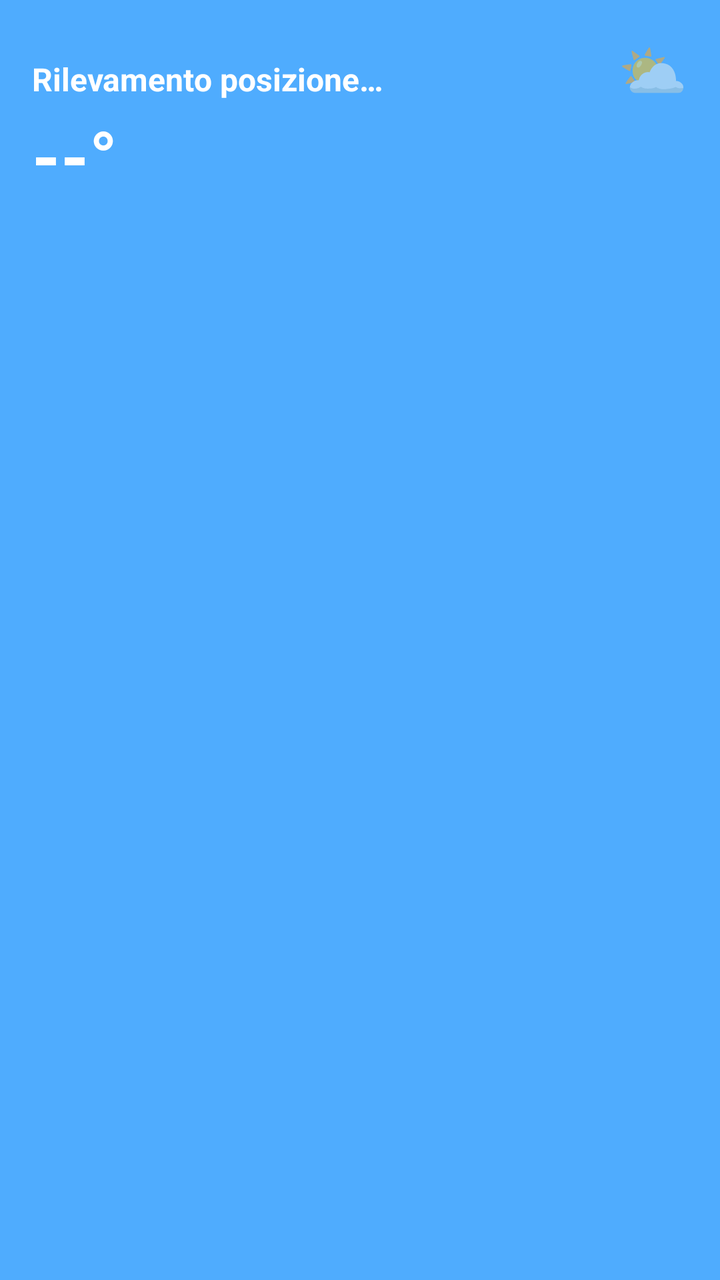
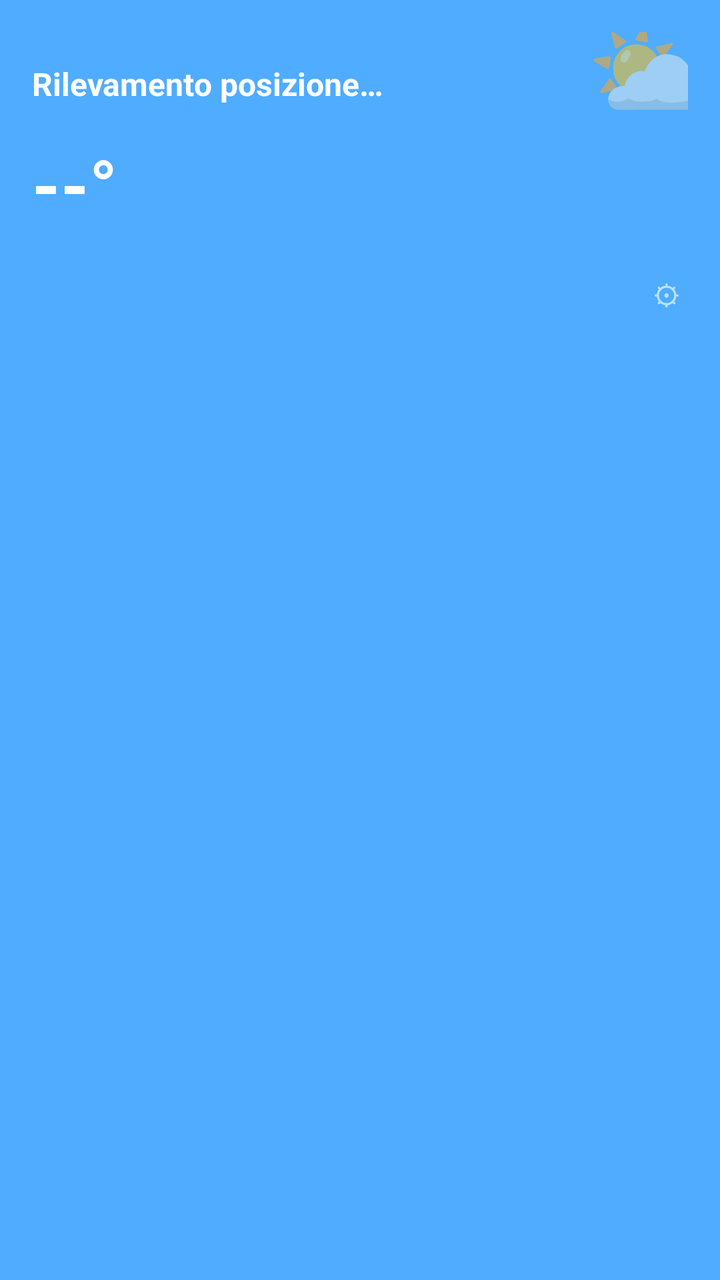

Screens rendered from an Android XML layout before and after an edit, with the pre-edit source and the edit as a unified diff.
<!-- AndroidManifest.xml: application theme Theme.AppCompat.Light.NoActionBar -->
<!-- res/layout/weather_widget.xml -->
<?xml version="1.0" encoding="utf-8"?>
<LinearLayout xmlns:android="http://schemas.android.com/apk/res/android"
    android:id="@+id/widget_root"
    android:layout_width="match_parent"
    android:layout_height="match_parent"
    android:orientation="vertical"
    android:background="#4facfe"
    android:padding="16dp">

    <LinearLayout
        android:layout_width="match_parent"
        android:layout_height="wrap_content"
        android:orientation="horizontal">

        <TextView
            android:id="@+id/city_text"
            android:layout_width="0dp"
            android:layout_height="wrap_content"
            android:layout_weight="1"
            android:text="Rilevamento posizione…"
            android:textColor="#FFFFFF"
            android:textSize="16sp"
            android:textStyle="bold" />

        <TextView
            android:id="@+id/icon_text"
            android:layout_width="wrap_content"
            android:layout_height="wrap_content"
            android:text="⛅"
            android:textSize="28sp" />
    </LinearLayout>

    <TextView
        android:id="@+id/temp_text"
        android:layout_width="wrap_content"
        android:layout_height="wrap_content"
        android:text="--°"
        android:textColor="#FFFFFF"
        android:textSize="36sp"
        android:textStyle="bold" />

    <TextView
        android:id="@+id/desc_text"
        android:layout_width="wrap_content"
        android:layout_height="wrap_content"
        android:text=""
        android:textColor="#FFFFFF"
        android:textSize="13sp" />

    <LinearLayout
        android:id="@+id/forecast_container"
        android:layout_width="match_parent"
        android:layout_height="wrap_content"
        android:layout_marginTop="8dp"
        android:orientation="horizontal" />

</LinearLayout>
<!-- resources referenced by this layout -->
<resources>

</resources>

<!-- the commit's change to res/layout/weather_widget.xml (unified diff, before → after) -->
@@ -10,24 +10,29 @@
     <LinearLayout
         android:layout_width="match_parent"
         android:layout_height="wrap_content"
-        android:orientation="horizontal">
+        android:orientation="horizontal"
+        android:clipChildren="false">
 
         <TextView
             android:id="@+id/city_text"
             android:layout_width="0dp"
             android:layout_height="wrap_content"
             android:layout_weight="1"
+            android:layout_gravity="center_vertical"
             android:text="Rilevamento posizione…"
             android:textColor="#FFFFFF"
             android:textSize="16sp"
             android:textStyle="bold" />
 
+        
         <TextView
             android:id="@+id/icon_text"
             android:layout_width="wrap_content"
             android:layout_height="wrap_content"
+            android:layout_marginTop="-18dp"
+            android:layout_marginEnd="-14dp"
             android:text="⛅"
-            android:textSize="28sp" />
+            android:textSize="52sp" />
     </LinearLayout>
 
     <TextView
@@ -48,10 +53,29 @@
         android:textSize="13sp" />
 
     <LinearLayout
-        android:id="@+id/forecast_container"
         android:layout_width="match_parent"
         android:layout_height="wrap_content"
-        android:layout_marginTop="8dp"
-        android:orientation="horizontal" />
+        android:orientation="horizontal">
+
+        <LinearLayout
+            android:id="@+id/forecast_container"
+            android:layout_width="0dp"
+            android:layout_height="wrap_content"
+            android:layout_weight="1"
+            android:layout_marginTop="8dp"
+            android:orientation="horizontal" />
+
+        <TextView
+            android:id="@+id/settings_icon"
+            android:layout_width="wrap_content"
+            android:layout_height="wrap_content"
+            android:layout_gravity="bottom"
+            android:layout_marginStart="4dp"
+            android:padding="4dp"
+            android:text="⚙"
+            android:textColor="#FFFFFF"
+            android:alpha="0.65"
+            android:textSize="14sp" />
+    </LinearLayout>
 
 </LinearLayout>
